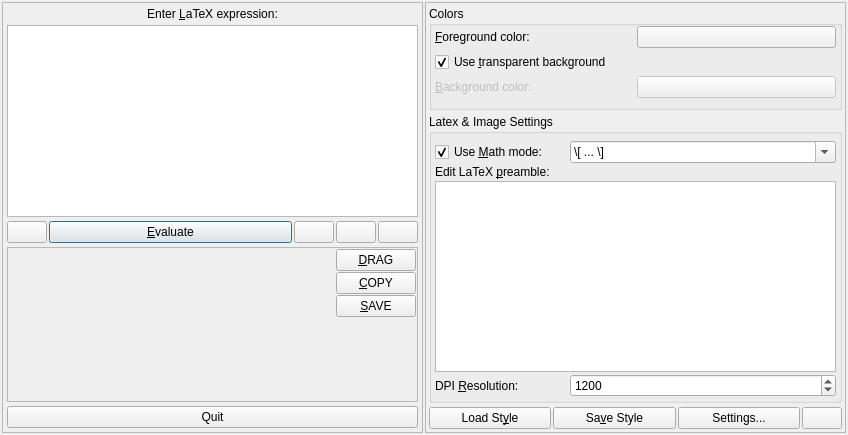
This is src/klfmainwinui.ui in CryFeiFei/klatexformula as Qt 5 draws it before an edit. The edited form follows.
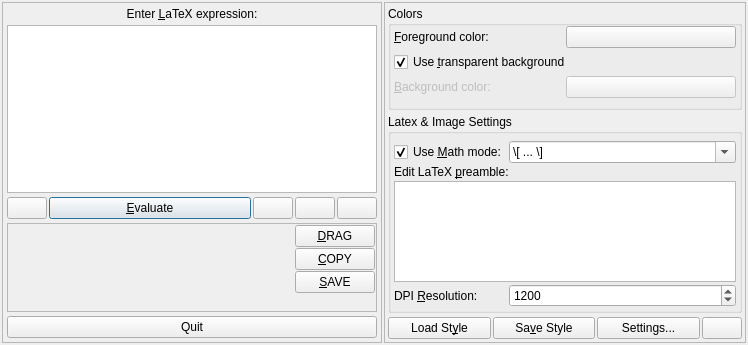
This is the edited form. Icons and pictures are not drawn. Custom widgets are drawn as their Qt base class.

What changed in the file:
```diff
--- a/src/klfmainwinui.ui
+++ b/src/klfmainwinui.ui
@@ -2,13 +2,13 @@
  <author>Philippe Faist</author>
  <comment>KLatexFormula main window UI</comment>
  <class>KLFMainWinUI</class>
- <widget class="QWidget" name="KLFMainWinUI" >
-  <property name="geometry" >
+ <widget class="QWidget" name="KLFMainWinUI">
+  <property name="geometry">
    <rect>
     <x>0</x>
     <y>0</y>
-    <width>848</width>
-    <height>435</height>
+    <width>739</width>
+    <height>345</height>
    </rect>
   </property>
   <property name="windowTitle" >
@@ -662,7 +662,7 @@
    </item>
   </layout>
  </widget>
- <layoutdefault spacing="2" margin="3" />
+ <layoutdefault spacing="2" margin="3"/>
  <customwidgets>
   <customwidget>
    <class>KLFColorChooser</class>
```
Left out of the diff: 503 changed lines with no effect on the pictures.
